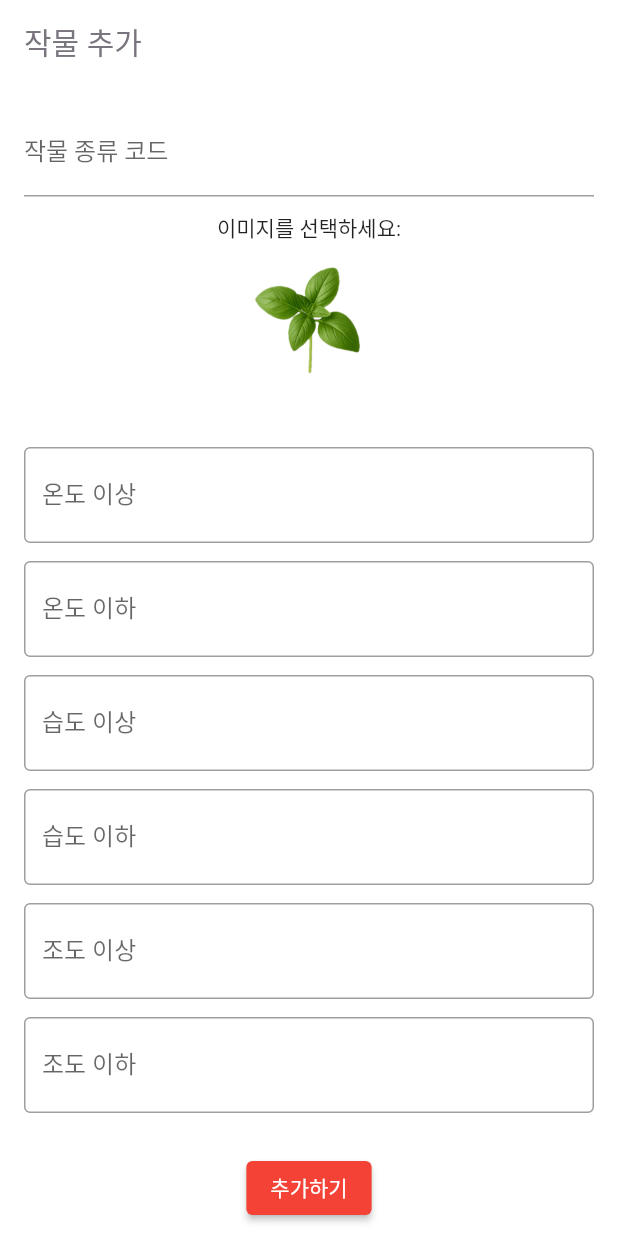
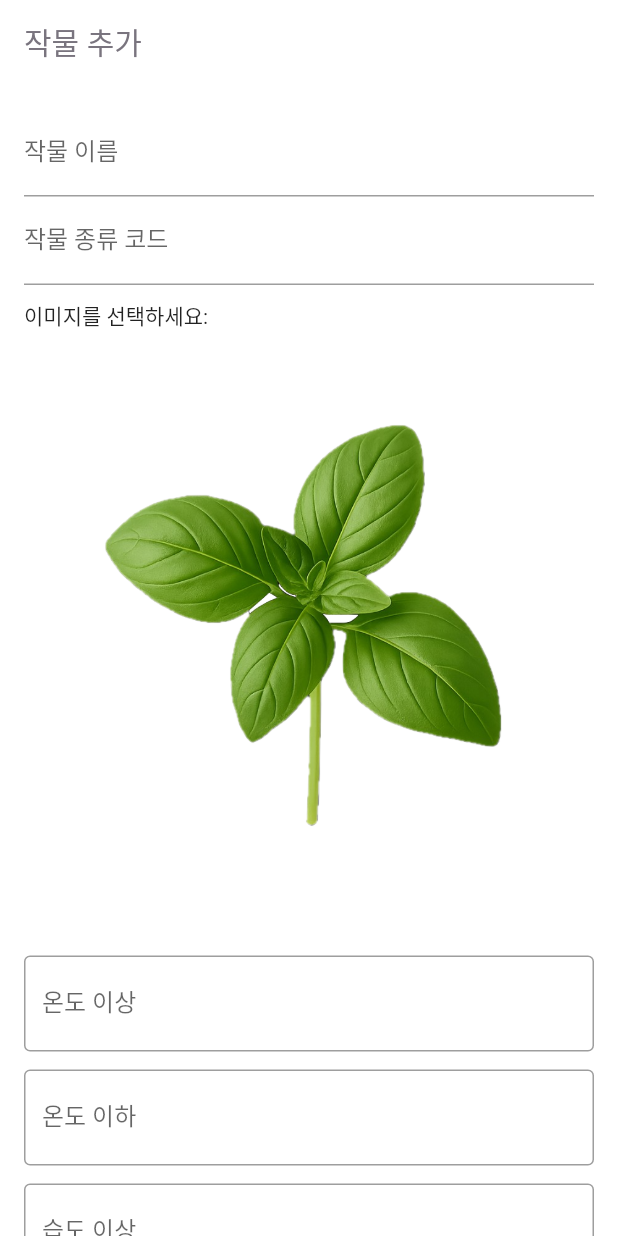
Before and after one commit to kangsudal/nerdycatcher_flutter, a Flutter app: the PlantCreatePage screen opened by its route, on a phone screen of 412 x 824 dp. Run offline on Flutter 3.47's test engine with Material 3 defaults, Android fonts, the phone set to English and light mode, and no system bars; our stand-ins replace fl_chart, flutter_dotenv, flutter_riverpod, go_router, supabase_flutter; accounts and stored records are empty.

Commit message:
이름 필드 생성

```diff
--- a/lib/pages/plant_create_page.dart
+++ b/lib/pages/plant_create_page.dart
@@ -1,3 +1,4 @@
+import 'package:flutter/cupertino.dart';
 import 'package:flutter/material.dart';
 import 'package:nerdycatcher_flutter/data/repositories/plant_repository.dart';
 import 'package:nerdycatcher_flutter/data/repositories/threshold_repository.dart';
@@ -14,6 +15,7 @@ class PlantCreatePage extends StatefulWidget {
 
 class _PlantCreatePageState extends State<PlantCreatePage> {
   final nameController = TextEditingController();
+  final varietyCodeController = TextEditingController();
   final temperatureMinController = TextEditingController();
   final temperatureMaxController = TextEditingController();
   final humidityMinController = TextEditingController();
@@ -36,6 +38,7 @@ class _PlantCreatePageState extends State<PlantCreatePage> {
   @override
   void dispose() {
     nameController.dispose();
+    varietyCodeController.dispose();
     temperatureMinController.dispose();
     temperatureMaxController.dispose();
     humidityMinController.dispose();
@@ -52,9 +55,14 @@ class _PlantCreatePageState extends State<PlantCreatePage> {
       body: SingleChildScrollView(
         padding: EdgeInsets.all(16),
         child: Column(
+          crossAxisAlignment: CrossAxisAlignment.stretch,
           children: [
             TextField(
               controller: nameController,
+              decoration: InputDecoration(labelText: '작물 이름'),
+            ),
+            TextField(
+              controller: varietyCodeController,
               decoration: InputDecoration(labelText: '작물 종류 코드'),
             ),
             SizedBox(height: 10),
@@ -96,9 +104,9 @@ class _PlantCreatePageState extends State<PlantCreatePage> {
               basilThreshold['lightMin'],
             ),
             SizedBox(height: 20),
-            ElevatedButton(
+            CupertinoButton(
               onPressed: () async {
-                final generatedVarietyCode = nameController.text
+                final generatedVarietyCode = varietyCodeController.text
                     .trim()
                     .toLowerCase()
                     .replaceAll(' ', '_');
@@ -182,9 +190,10 @@ class _PlantCreatePageState extends State<PlantCreatePage> {
                   context,
                 ).showSnackBar(SnackBar(content: Text('작물이 추가되었습니다')));
 
-                context.pushNamed('notificationSetting');
+                context.pushNamed('dashboard', extra: plantId);
               },
-              child: Text('추가하기'),
+              child: Text('추가하기', style: TextStyle(color: Colors.white)),
+              color: Colors.black,
             ),
           ],
         ),
```
